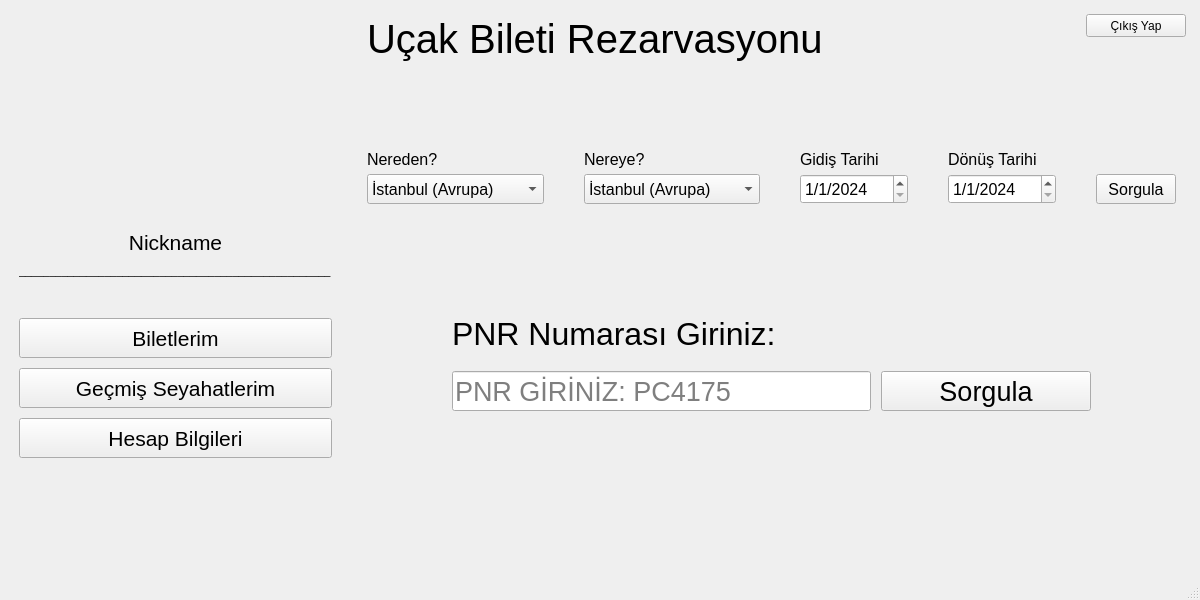
This is ui/useless_fr/ui/test.ui in OsmanBaturArpacik/gui-pyqt-flight-ticket as Qt 5 draws it before an edit. The edited form follows.
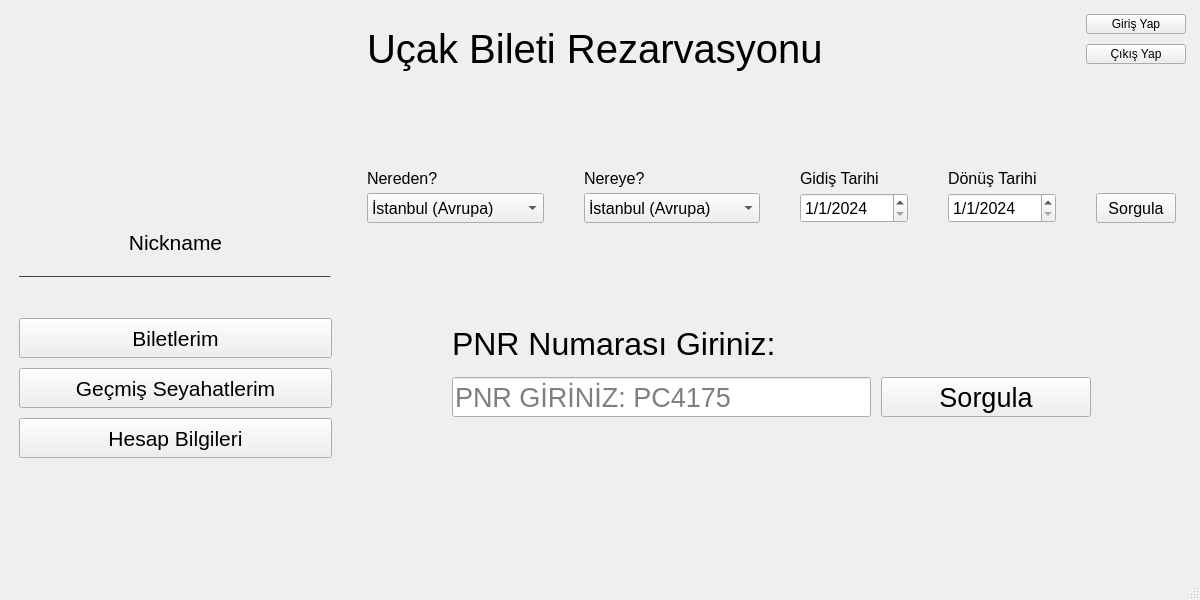
This is the edited form. Icons and pictures are not drawn.

What changed in the file:
```diff
--- a/ui/useless_fr/ui/test.ui
+++ b/ui/useless_fr/ui/test.ui
@@ -330,6 +330,25 @@
             <property name="topMargin">
              <number>5</number>
             </property>
+            <item>
+             <widget class="QPushButton" name="login_btn">
+              <property name="sizePolicy">
+               <sizepolicy hsizetype="Minimum" vsizetype="Minimum">
+                <horstretch>0</horstretch>
+                <verstretch>0</verstretch>
+               </sizepolicy>
+              </property>
+              <property name="minimumSize">
+               <size>
+                <width>100</width>
+                <height>20</height>
+               </size>
+              </property>
+              <property name="text">
+               <string>Giriş Yap</string>
+              </property>
+             </widget>
+            </item>
             <item>
              <widget class="QPushButton" name="logout_btn">
               <property name="sizePolicy">
```
Left out of the diff: 4 changed lines with no effect on the pictures.
